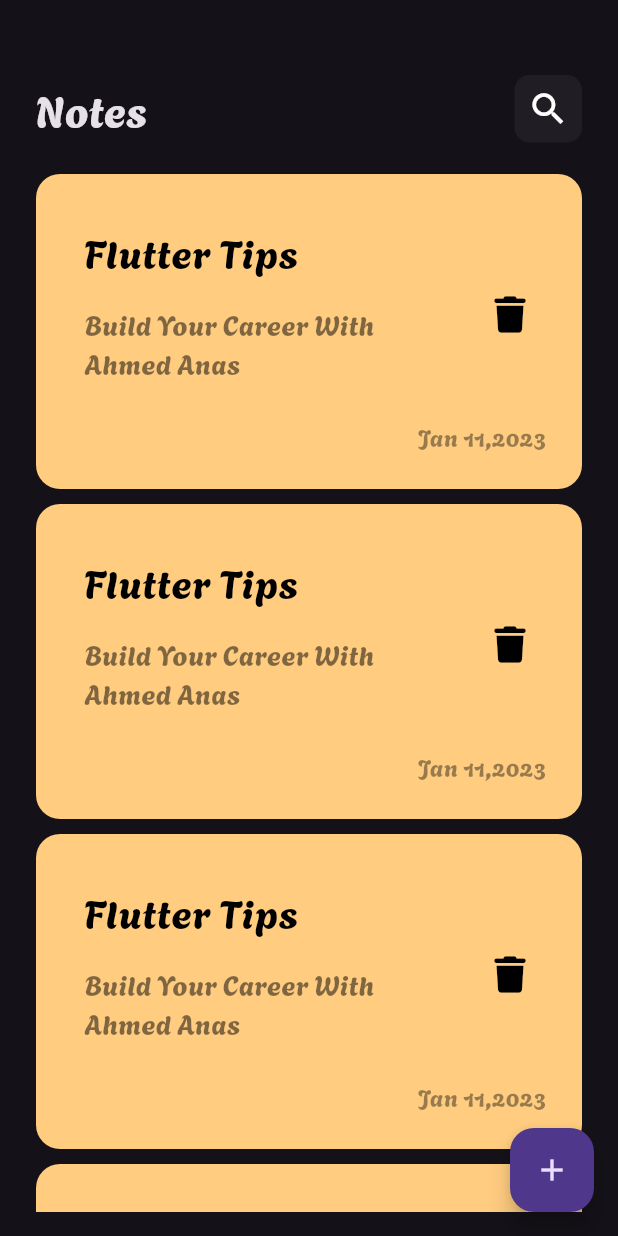
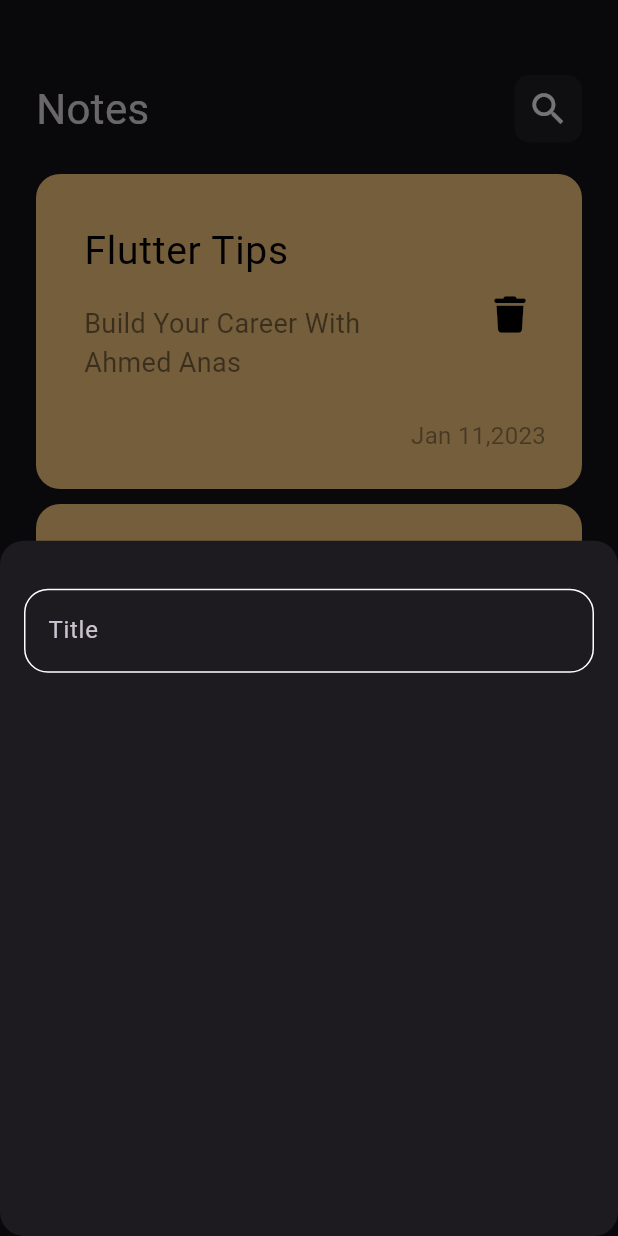
Before and after one commit to AhmedKaion/Notes_app, a Flutter app: the screen it shows after launch, after a tap on the "add" icon, on a phone screen of 412 x 824 dp. Run offline on Flutter 3.47's test engine with Material 3 defaults, Android fonts, the light colour scheme and no system bars; our stand-ins replace cloud_firestore, dio, firebase_auth, firebase_core, flutter_bloc, font_awesome_flutter and 1 more; accounts and stored records are empty; Roboto replaces fonts that are missing (Arial).

Commit message:
change home 2

```diff
--- a/lib/main.dart
+++ b/lib/main.dart
@@ -22,7 +22,6 @@
 import 'package:dio/dio.dart';
 import 'package:practice/weather/home.dart';
 
-
 void main() async {
   WidgetsFlutterBinding.ensureInitialized();
   await Firebase.initializeApp(
@@ -31,27 +30,20 @@
   runApp(const MyApp());
 }
 
-
 class MyApp extends StatelessWidget {
   const MyApp({super.key});
 
   // This widget is the root of your application.
   @override
   Widget build(BuildContext context) {
-
-    return  MaterialApp(
+    return MaterialApp(
       debugShowCheckedModeBanner: false,
-      theme: ThemeData(brightness: Brightness.dark,fontFamily: 'Agbalumo'),
-
-
+      theme: ThemeData(brightness: Brightness.dark, fontFamily: 'Arial'),
       routes: {
-    UpdateProduct.id : (context)=> const UpdateProduct(),
+        UpdateProduct.id: (context) => const UpdateProduct(),
       },
       home: const NoteHome(),
     );
-
-
-
   }
 }
 //   'Login' :(context) => Login(),
--- a/lib/notes_app/note_home.dart
+++ b/lib/notes_app/note_home.dart
@@ -1,24 +1,28 @@
 import 'package:flutter/material.dart';
 import 'package:practice/notes_app/notes_body.dart';
 import 'package:practice/notes_app/bottomsheet.dart';
+
 class NoteHome extends StatelessWidget {
   const NoteHome({super.key});
+
   @override
   Widget build(BuildContext context) {
     return Scaffold(
       floatingActionButton: FloatingActionButton(
-        onPressed: (){
-          showBottomSheet(
-          shape:RoundedRectangleBorder(
-            borderRadius: BorderRadius.circular(16),
-          ), context: context, builder: (context){
-            return const AddNoteBottomSheet();
-          }
-          );
+        onPressed: () {
+
+          showModalBottomSheet(
+              shape: RoundedRectangleBorder(
+                borderRadius: BorderRadius.circular(16),
+              ),
+              context: context,
+              builder: (context) {
+                return const AddNoteBottomSheet();
+              });
         },
         child: const Icon(Icons.add),
       ),
-      body:const NotesBody() ,
-      );
+      body: const NotesBody(),
+    );
   }
 }
--- a/lib/notes_app/textfield.dart
+++ b/lib/notes_app/textfield.dart
@@ -6,13 +6,13 @@
 
   @override
   Widget build(BuildContext context) {
-    return const TextField(
+    return TextField(
       cursorColor: kPrimaryColor,
       decoration: InputDecoration(
 
         hintText: 'Title',
-        enabledBorder: ,
-        focusedBorder: ,
+        enabledBorder:buildBorder(),
+        focusedBorder:buildBorder(),
         border: buildBorder(),
       ),
     );
@@ -20,10 +20,10 @@
 
   OutlineInputBorder buildBorder() {
     return OutlineInputBorder(
-        borderRadius: BorderRadius.all(Radius.circular(16)),
-        borderSide: BorderSide(
-          color: Colors.white,
-        ),
+      borderRadius: BorderRadius.all(Radius.circular(16)),
+      borderSide: BorderSide(
+        color: Colors.white,
+      ),
     );
   }
 }
```
Lines whose indentation alone changed are shown as unchanged.
